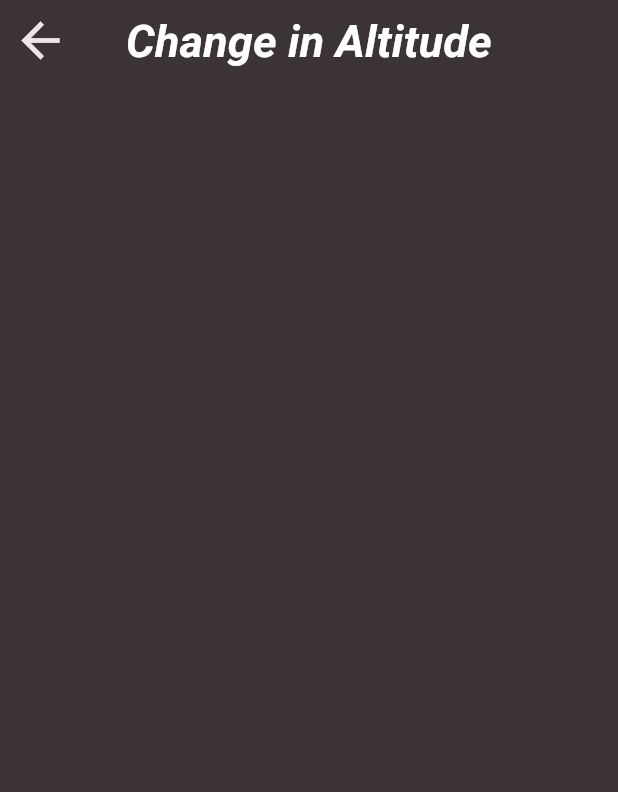
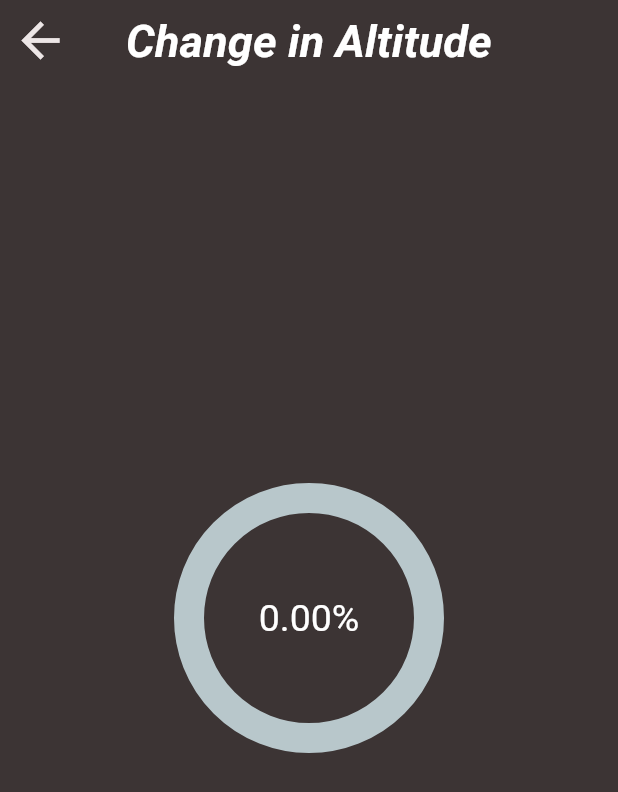
Before and after one commit to bitEarth01/atlantis, a Flutter app: the finalpage screen opened directly, on a phone screen of 412 x 824 dp. Shown: the top 792 px of the screen. Run offline on Flutter 3.47's test engine with Material 2 defaults, Android fonts, the phone set to English and light mode, and no system bars; drawn by our look-alikes of percent_indicator; our stand-ins replace animated_splash_screen, dropdown_button2, lottie, page_transition, syncfusion_flutter_sliders.

Commit message:
done changes

```diff
--- a/lib/slider.dart
+++ b/lib/slider.dart
@@ -1,5 +1,6 @@
 import 'package:flutter/material.dart';
 import 'package:syncfusion_flutter_sliders/sliders.dart';
+import 'package:percent_indicator/percent_indicator.dart';
 
 class slider extends StatefulWidget {
   const slider({super.key});
@@ -452,6 +453,19 @@ class _finalpageState extends State<finalpage> {
                   ),
                 ],
               ),
+              Center(
+                  child: CircularPercentIndicator(
+                radius: 90.0,
+                animation: true,
+                animationDuration: 2000,
+                lineWidth: 20.0,
+                center: Text(
+                  last + '%',
+                  style: TextStyle(fontSize: 25, color: Colors.white),
+                ),
+                percent: double.parse(last),
+                progressColor: Colors.green,
+              ))
             ]))));
   }
 }
--- a/pubspec.yaml
+++ b/pubspec.yaml
@@ -36,6 +36,7 @@ dependencies:
 
   # The following adds the Cupertino Icons font to your application.
   # Use with the CupertinoIcons class for iOS style icons.
+  percent_indicator: ^4.0.1
   slider_gradient: ^0.2.1
   slider_controller: ^0.0.4
   syncfusion_flutter_sliders: ^20.2.48
```
Also changed, not shown: pubspec.lock.
